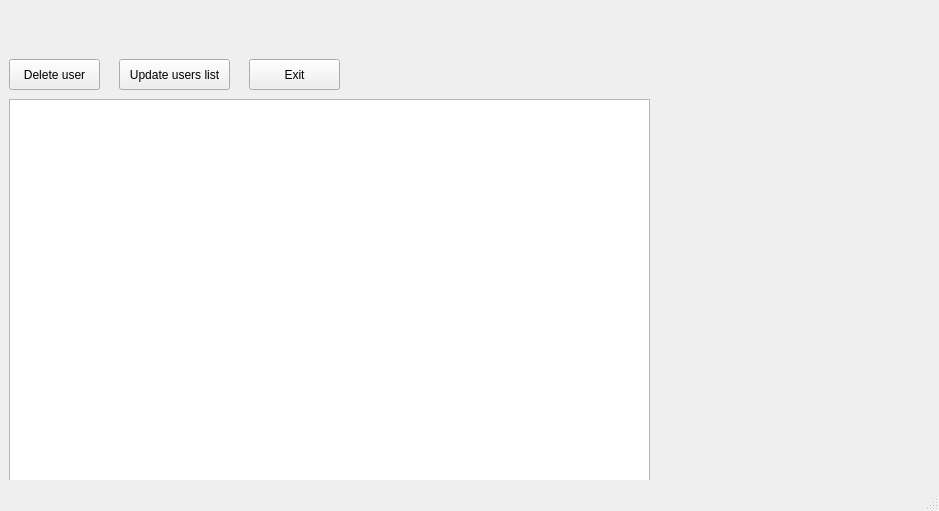
Above: project/mainwindow.ui from NDonchenko/NG_2024_Natali_Donchenko_2 before the change. Below: the same form after it.
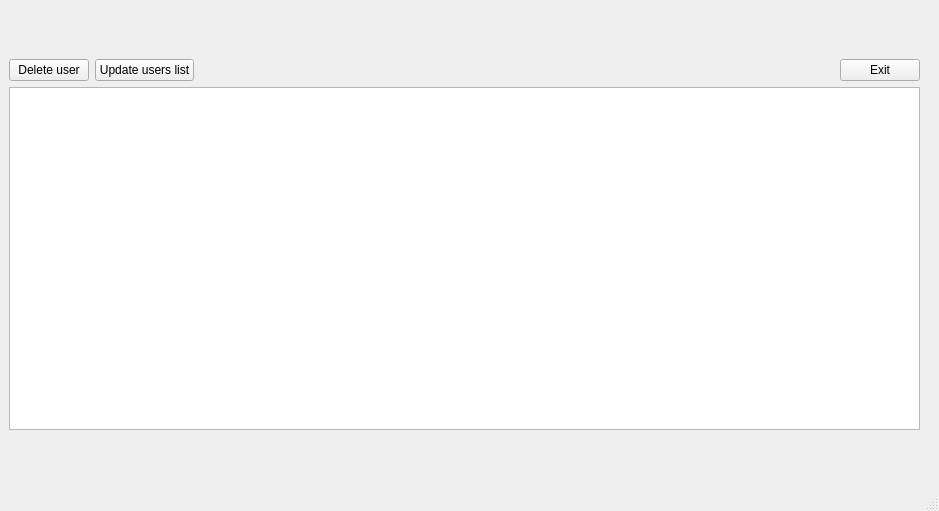
That is the form after the change. The open tabs and pages were chosen to show the change.

```diff
--- a/project/mainwindow.ui
+++ b/project/mainwindow.ui
@@ -360,16 +360,6 @@
        </layout>
       </widget>
       <widget class="QWidget" name="page_5">
-       <widget class="QTableWidget" name="tableWidgetUser">
-        <property name="geometry">
-         <rect>
-          <x>0</x>
-          <y>90</y>
-          <width>641</width>
-          <height>401</height>
-         </rect>
-        </property>
-       </widget>
        <widget class="QLabel" name="label_message">
         <property name="geometry">
          <rect>
@@ -383,44 +373,58 @@
          <string>TextLabel</string>
         </property>
        </widget>
+       <widget class="QWidget" name="">
+        <property name="geometry">
+         <rect>
+          <x>0</x>
+          <y>50</y>
+          <width>911</width>
+          <height>371</height>
+         </rect>
+        </property>
+        <layout class="QVBoxLayout" name="verticalLayout_18">
+         <item>
+          <layout class="QHBoxLayout" name="horizontalLayout_25">
+           <item>
        <widget class="QPushButton" name="b_delete_user">
-        <property name="geometry">
-         <rect>
-          <x>0</x>
-          <y>50</y>
-          <width>91</width>
-          <height>31</height>
-         </rect>
-        </property>
         <property name="text">
          <string>Delete user</string>
         </property>
        </widget>
+           </item>
+           <item>
        <widget class="QPushButton" name="b_UpdateUsers">
-        <property name="geometry">
-         <rect>
-          <x>110</x>
-          <y>50</y>
-          <width>111</width>
-          <height>31</height>
-         </rect>
-        </property>
         <property name="text">
          <string>Update users list</string>
         </property>
        </widget>
+           </item>
+           <item>
+            <spacer name="horizontalSpacer_13">
+             <property name="orientation">
+              <enum>Qt::Orientation::Horizontal</enum>
+             </property>
+             <property name="sizeHint" stdset="0">
+              <size>
+               <width>40</width>
+               <height>20</height>
+              </size>
+             </property>
+            </spacer>
+           </item>
+           <item>
        <widget class="QPushButton" name="b_exitTU">
-        <property name="geometry">
-         <rect>
-          <x>240</x>
-          <y>50</y>
-          <width>91</width>
-          <height>31</height>
-         </rect>
-        </property>
         <property name="text">
          <string>Exit</string>
         </property>
+            </widget>
+           </item>
+          </layout>
+         </item>
+         <item>
+          <widget class="QTableWidget" name="tableWidgetUser"/>
+         </item>
+        </layout>
        </widget>
       </widget>
       <widget class="QWidget" name="page_2">
```
Left out of the diff: 21 changed lines with no effect on the pictures. Lines whose indentation alone changed are shown as unchanged.
